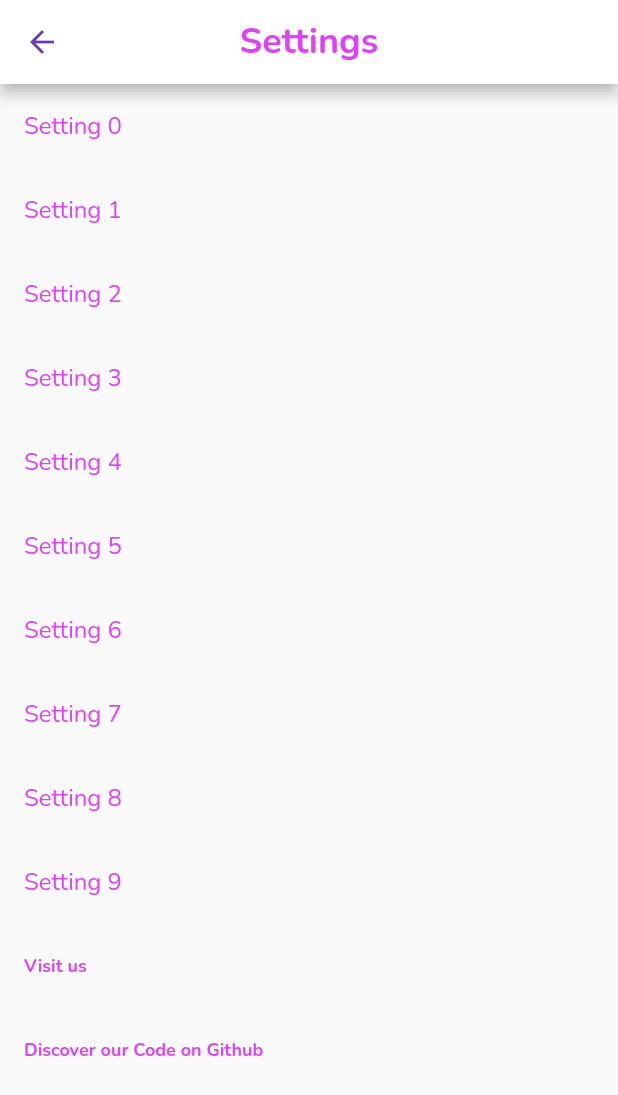
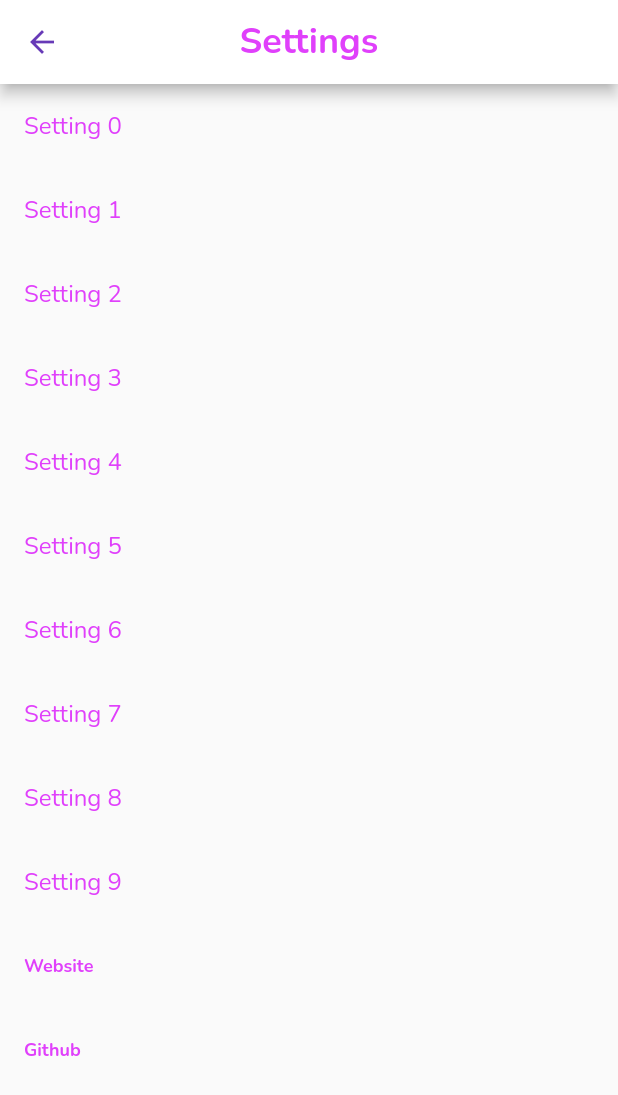
Before and after one commit to PullDating/FlutterApplication, a Flutter app: the SettingsPage screen opened directly, on a phone screen of 412 x 824 dp. Shown: the top 1095 px of the screen. Run offline on Flutter 3.47's test engine with Material 2 defaults, Android fonts, the phone set to English and light mode, and no system bars; our stand-ins replace flutter_riverpod, freezed_annotation, go_router, google_fonts, hive, hive_flutter and 3 more; missing offline and left inert: swipable_stack; accounts and stored records are empty.

Commit message:
refactor settingPage

```diff
--- a/pull_flutter/lib/model/routes.dart
+++ b/pull_flutter/lib/model/routes.dart
@@ -3,11 +3,13 @@ import 'package:go_router/go_router.dart';
 import 'package:pull_common/pull_common.dart';
 import 'package:pull_flutter/views/home.dart';
 import 'package:pull_flutter/views/login.dart';
+import 'package:pull_flutter/views/settings.dart';
 
 final appRoutes = <GoRoute>[
   GoRoute(
     path: '/',
-    builder: (BuildContext context, GoRouterState state) => const AuthRedirector(
+    builder: (BuildContext context, GoRouterState state) =>
+        const AuthRedirector(
       homeUrl: '/home/cards',
     ),
   ),
@@ -24,4 +26,8 @@ final appRoutes = <GoRoute>[
       return PullHomePage(title: 'Pull', path: page);
     },
   ),
+  GoRoute(
+      path: '/settings',
+      builder: (BuildContext context, GoRouterState state) =>
+          const SettingsPage()),
 ];
--- a/pull_flutter/lib/views/settings.dart
+++ b/pull_flutter/lib/views/settings.dart
@@ -34,17 +34,17 @@ class _PullSettingsPageState extends ConsumerState<SettingsPage> {
                 textColor: Colors.purpleAccent,
               ),
             ListTile(
-              title: Text('Visit us',
+              title: Text('Website',
                   style: GoogleFonts.nunito(
                       fontWeight: FontWeight.bold,
                       color: Colors.purpleAccent,
                       fontSize: 12)),
               onTap: () {
-                launchUrl(Uri.parse('https://pull-dating.com'));
+                launchUrl(Uri.parse('https://pulldating.tips'));
               },
             ),
             ListTile(
-              title: Text('Discover our Code on Github',
+              title: Text('Github',
                   style: GoogleFonts.nunito(
                       fontWeight: FontWeight.bold,
                       color: Colors.purpleAccent,
```
Also changed, not shown: pull_flutter/lib/views/home.dart (+2 -6 lines).
